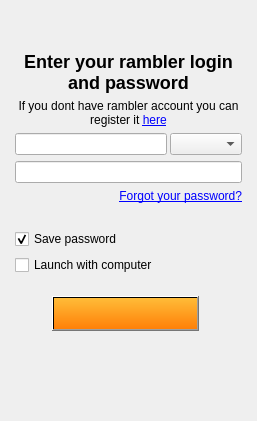
Above: src/plugins/optionsmanager/logindialog.ui from silvansky/Contacts before the change. Below: the same form after it.
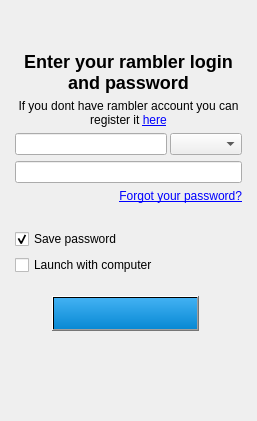
That is the form after the change.

Commit message: Обновлен дизайн окна входа

```diff
--- a/src/plugins/optionsmanager/logindialog.ui
+++ b/src/plugins/optionsmanager/logindialog.ui
@@ -227,8 +227,8 @@
            <cursorShape>PointingHandCursor</cursorShape>
           </property>
           <property name="styleSheet">
-           <string>:!hover:enabled {
-	background-color: qlineargradient(spread:pad, x1:0.517045, y1:1, x2:0.511364, y2:0, stop:0 rgba(255, 128, 8, 255), stop:1 rgba(255, 188, 56, 255));
+           <string notr="true">:!hover:enabled {
+	background-color: qlineargradient(spread:pad, x1:0.517045, y1:1, x2:0.511364, y2:0, stop:0 rgba(8, 137, 211, 255), stop:1 rgba(66, 177, 243, 255))	
 }
 :hover:enabled {
 	background-color: qlineargradient(spread:pad, x1:0.517045, y1:1, x2:0.511364, y2:0, stop:0 rgba(253, 174, 45, 255), stop:1 rgba(255, 218, 46, 255));
```
Left out of the diff: 3 changed lines with no effect on the pictures. The commit also changes 1 other file.
